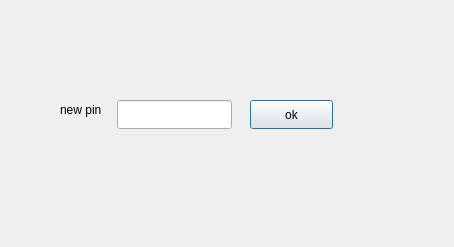
This is bankingSystem/changepindialog.ui in mehdi0-0s/Banking as Qt 5 draws it before an edit. The edited form follows.
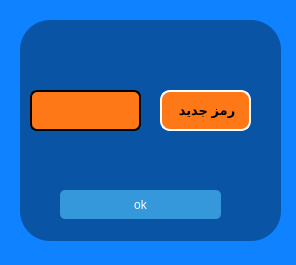
This is the edited form.

Commit message: style: Improve UI design and layout

What changed in the file:
```diff
--- a/bankingSystem/changepindialog.ui
+++ b/bankingSystem/changepindialog.ui
@@ -6,51 +6,106 @@
    <rect>
     <x>0</x>
     <y>0</y>
-    <width>454</width>
-    <height>247</height>
+    <width>296</width>
+    <height>265</height>
    </rect>
   </property>
   <property name="windowTitle">
    <string>Dialog</string>
   </property>
-  <widget class="QLabel" name="label_2">
+  <property name="styleSheet">
+   <string notr="true">background-color: rgb(14, 130, 255);</string>
+  </property>
+  <widget class="QFrame" name="frame">
    <property name="geometry">
     <rect>
-     <x>60</x>
-     <y>100</y>
-     <width>52</width>
-     <height>20</height>
+     <x>20</x>
+     <y>20</y>
+     <width>261</width>
+     <height>221</height>
     </rect>
    </property>
-   <property name="text">
-    <string>new pin</string>
+   <property name="styleSheet">
+    <string notr="true">background-color:rgba(0,0,0,90);
+border-radius:30px;
+</string>
    </property>
-  </widget>
+   <property name="frameShape">
+    <enum>QFrame::Shape::StyledPanel</enum>
+   </property>
+   <property name="frameShadow">
+    <enum>QFrame::Shadow::Raised</enum>
+   </property>
   <widget class="QLineEdit" name="lineEdit">
    <property name="geometry">
     <rect>
-     <x>117</x>
-     <y>100</y>
-     <width>115</width>
-     <height>29</height>
-    </rect>
-   </property>
+      <x>10</x>
+      <y>70</y>
+      <width>111</width>
+      <height>41</height>
+     </rect>
+    </property>
+    <property name="styleSheet">
+     <string notr="true">border-width:2px;
+font: 700 12pt &quot;Segoe UI&quot;;
+border-style:solid;
+border-color: rgb(0, 0, 0);
+border-radius:7px;
+
+background-color: rgb(255, 120, 23);
+</string>
+    </property>
    <property name="maxLength">
     <number>4</number>
    </property>
   </widget>
+   <widget class="QLabel" name="label_2">
+    <property name="geometry">
+     <rect>
+      <x>140</x>
+      <y>70</y>
+      <width>91</width>
+      <height>41</height>
+     </rect>
+    </property>
+    <property name="styleSheet">
+     <string notr="true">border-width:2px;
+border-style:solid;
+border-color: rgb(255, 255, 255);
+border-radius:10px;
+
+background-color: rgb(255, 120, 23);</string>
+    </property>
+    <property name="text">
+     <string>&lt;html&gt;&lt;head/&gt;&lt;body&gt;&lt;p align=&quot;center&quot;&gt;&lt;span style=&quot; font-size:10pt; font-weight:700;&quot;&gt;رمز جدید&lt;/span&gt;&lt;/p&gt;&lt;/body&gt;&lt;/html&gt;</string>
+    </property>
+   </widget>
   <widget class="QPushButton" name="pushButton">
    <property name="geometry">
     <rect>
-     <x>250</x>
-     <y>100</y>
-     <width>83</width>
+      <x>40</x>
+      <y>170</y>
+      <width>161</width>
      <height>29</height>
     </rect>
    </property>
+    <property name="styleSheet">
+     <string notr="true">QPushButton {
+    background-color: #3498db;
+    color: white;
+    border: none;
+    padding: 8px 16px;
+    border-radius: 5px;
+}
+
+QPushButton:hover {
+    background-color: #2980b9;
+}</string>
+    </property>
    <property name="text">
     <string>ok</string>
    </property>
+   </widget>
   </widget>
  </widget>
  <resources/>
```
Lines whose indentation alone changed are shown as unchanged. The commit also changes 7 other files.
